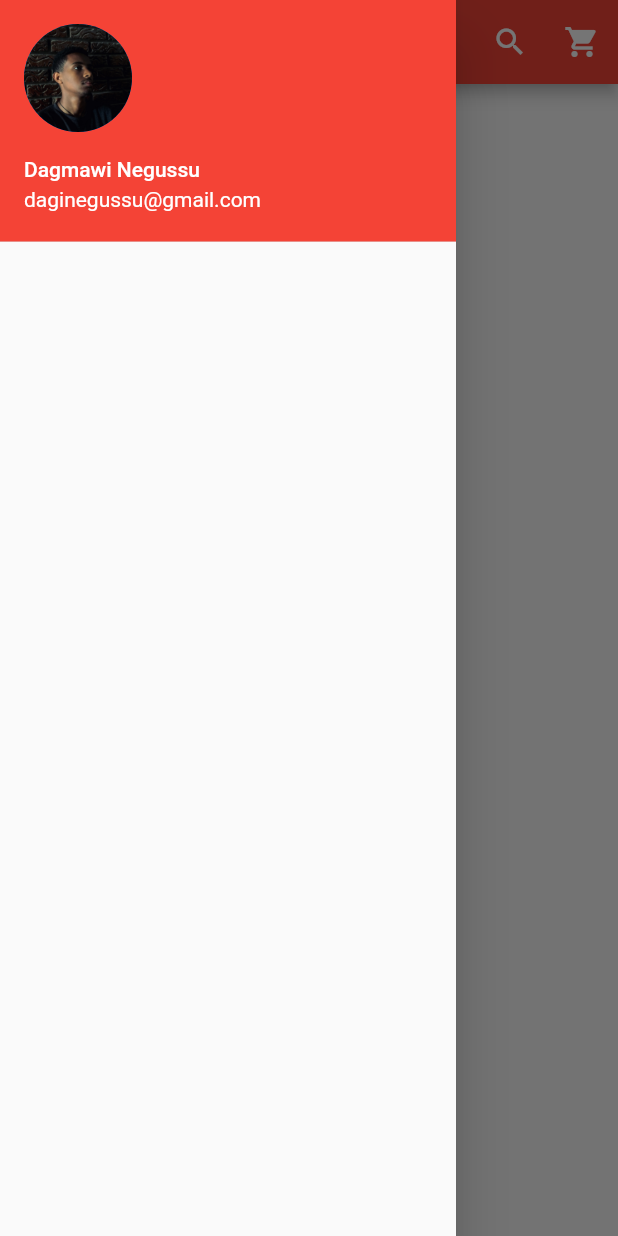
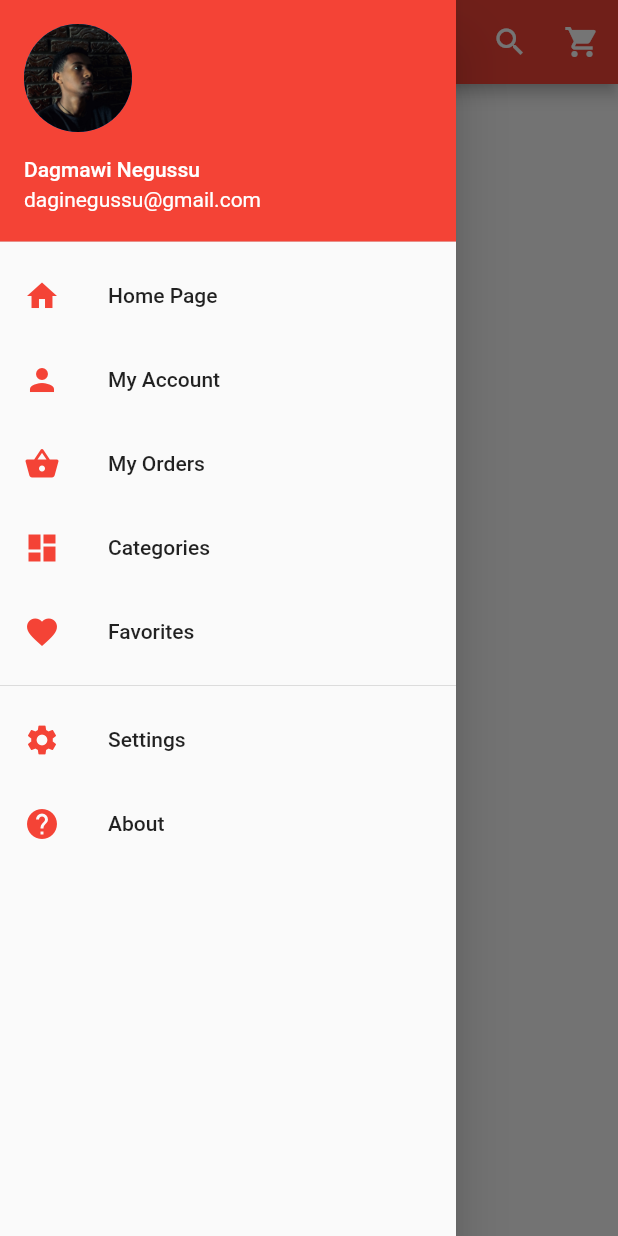
Before and after one commit to etEthiopia/ecommerce, a Flutter app: the screen it shows after launch, with the side drawer open, on a phone screen of 412 x 824 dp. Run offline on Flutter 3.47's test engine with Material 2 defaults, Android fonts, the phone set to English and light mode, and no system bars.

Commit message:
Drawer UI, done

```diff
--- a/lib/pages/home.dart
+++ b/lib/pages/home.dart
@@ -32,7 +32,65 @@ class _HomePageState extends State<HomePage> {
             ),
             decoration: BoxDecoration(color: Colors.red),
           ),
-      ])),
+          InkWell(
+              onTap: () {},
+              child: ListTile(
+                  title: Text("Home Page"),
+                  leading: Icon(
+                    Icons.home,
+                    color: Colors.red,
+                  ))),
+          InkWell(
+              onTap: () {},
+              child: ListTile(
+                  title: Text("My Account"),
+                  leading: Icon(
+                    Icons.person,
+                    color: Colors.red,
+                  ))),
+          InkWell(
+              onTap: () {},
+              child: ListTile(
+                  title: Text("My Orders"),
+                  leading: Icon(
+                    Icons.shopping_basket,
+                    color: Colors.red,
+                  ))),
+          InkWell(
+              onTap: () {},
+              child: ListTile(
+                  title: Text("Categories"),
+                  leading: Icon(
+                    Icons.dashboard,
+                    color: Colors.red,
+                  ))),
+          InkWell(
+              onTap: () {},
+              child: ListTile(
+                  title: Text("Favorites"),
+                  leading: Icon(
+                    Icons.favorite,
+                    color: Colors.red,
+                  ))),
+          Divider(),
+          InkWell(
+              onTap: () {},
+              child: ListTile(
+                  title: Text("Settings"),
+                  leading: Icon(
+                    Icons.settings,
+                    color: Colors.red,
+                  ))),
+          InkWell(
+              onTap: () {},
+              child: ListTile(
+                  title: Text("About"),
+                  leading: Icon(
+                    Icons.help,
+                    color: Colors.red,
+                  )))
+        ]),
+      ),
     );
   }
 }
```
Lines whose indentation alone changed are shown as unchanged.
